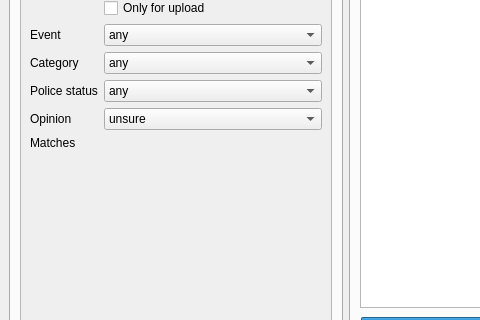
Above: ui/editor.ui from asuffield/ef-editor before the change; both pictures show x 0 to 480 and y 155 to 475 of the 800 by 600 pixel window. Below: the same form after it.
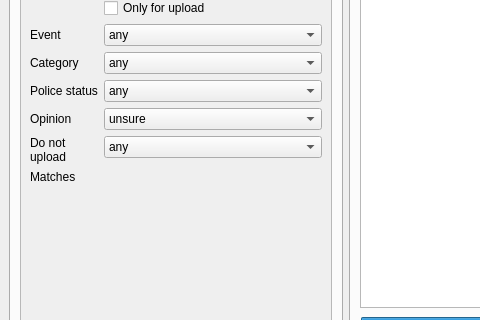
That is the form after the change. The open tabs and pages were chosen to show the change.

Commit message: Add DNU filter

Patch:
```diff
--- a/ui/editor.ui
+++ b/ui/editor.ui
@@ -414,14 +414,14 @@
                     </item>
                    </widget>
                   </item>
-                  <item row="7" column="0">
+                  <item row="9" column="0">
                    <widget class="QLabel" name="label_12">
                     <property name="text">
                      <string>Matches</string>
                     </property>
                    </widget>
                   </item>
-                  <item row="7" column="1">
+                  <item row="9" column="1">
                    <widget class="QLabel" name="filter_match_count">
                     <property name="text">
                      <string/>
@@ -442,6 +442,36 @@
                     </property>
                    </widget>
                   </item>
+                  <item row="8" column="0">
+                   <widget class="QLabel" name="label_20">
+                    <property name="text">
+                     <string>Do not
+upload</string>
+                    </property>
+                   </widget>
+                  </item>
+                  <item row="8" column="1">
+                   <widget class="QComboBox" name="filter_DNU">
+                    <property name="currentIndex">
+                     <number>0</number>
+                    </property>
+                    <item>
+                     <property name="text">
+                      <string>any</string>
+                     </property>
+                    </item>
+                    <item>
+                     <property name="text">
+                      <string>yes</string>
+                     </property>
+                    </item>
+                    <item>
+                     <property name="text">
+                      <string>no</string>
+                     </property>
+                    </item>
+                   </widget>
+                  </item>
                  </layout>
                 </widget>
                </widget>
```
The commit also changes 3 other files.
